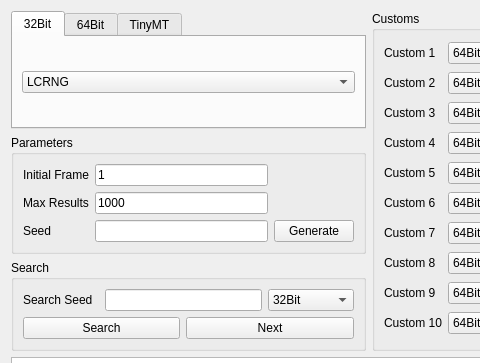
Qt form Forms/Util/Researcher.ui (Admiral-Fish/PokeFinder) before a commit; both pictures show x 0 to 480 and y 0 to 363 of the 870 by 670 pixel window.
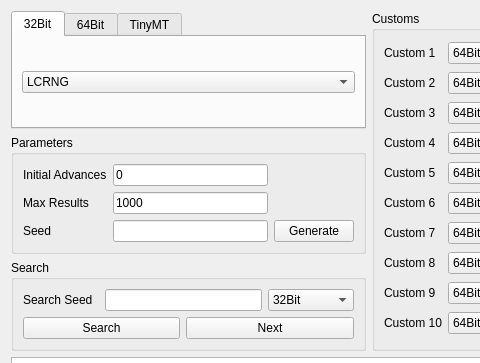
The same form after that commit. Custom widgets are drawn as their Qt base class.

Commit message: Rename frame to advance, and start from advance 0

```diff
--- a/Forms/Util/Researcher.ui
+++ b/Forms/Util/Researcher.ui
@@ -2508,14 +2508,14 @@
       <item row="0" column="0">
        <widget class="QLabel" name="labelInitialFrame">
         <property name="text">
-         <string>Initial Frame</string>
+         <string>Initial Advances</string>
         </property>
        </widget>
       </item>
       <item row="0" column="1">
        <widget class="TextBox" name="textBoxInitialFrame">
         <property name="text">
-         <string notr="true">1</string>
+         <string notr="true">0</string>
         </property>
        </widget>
       </item>
```
Left out of the diff: 6 changed lines with no effect on the pictures. The commit also changes 272 other files.
